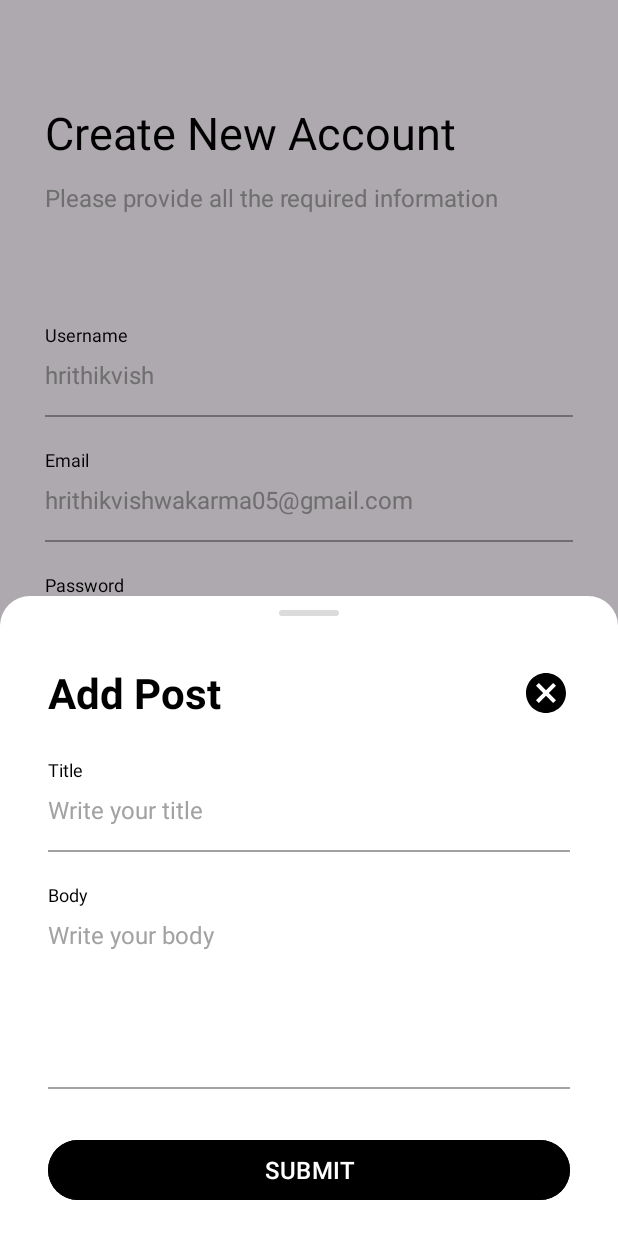
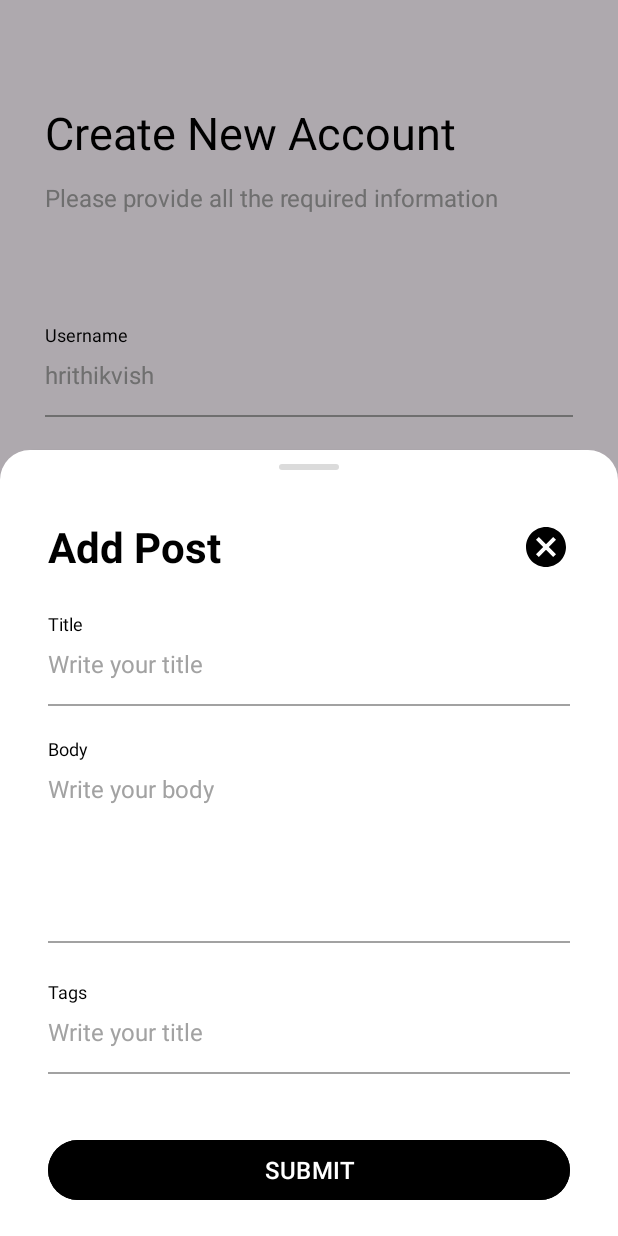
Before and after one commit to hrithikvish/Learning-MVVM-Posts-App, an Android app: the fragment AddPostBottomSheetDialogFragment placed in its activity, on a phone screen of 412 x 824 dp. Run offline under Robolectric (Android 15) with nearby library versions, the phone set to English and light mode, and no system bars; our stand-ins replace Dagger/Hilt's generated code; network calls fail; 2 statements that could not run were skipped.

Commit message:
Added Chip Group to add tags in Create Post Request

```diff
--- a/app/src/main/java/com/hrithikvish/mvvmpostsapp/model/postModel/PostRequest.kt
+++ b/app/src/main/java/com/hrithikvish/mvvmpostsapp/model/postModel/PostRequest.kt
@@ -3,5 +3,6 @@ package com.hrithikvish.mvvmpostsapp.model.postModel
 data class PostRequest(
     val userId: Int?,
     val title: String?,
-    val body: String?
+    val body: String?,
+    val tags: List<String>? = null
 )
--- a/app/src/main/res/layout/fragment_add_post_bottom_sheet_dialog.xml
+++ b/app/src/main/res/layout/fragment_add_post_bottom_sheet_dialog.xml
@@ -108,6 +108,44 @@
             android:layout_marginTop="16dp"
             android:background="@color/light_gray" />
 
+        <TextView
+            android:layout_width="wrap_content"
+            android:layout_height="wrap_content"
+            android:layout_marginTop="24dp"
+            android:text="@string/post_tags"
+            android:textColor="@color/black"
+            android:textSize="12sp" />
+
+        <EditText
+            android:id="@+id/tagsEdt"
+            android:layout_width="match_parent"
+            android:layout_height="wrap_content"
+            android:layout_marginTop="7dp"
+            android:background="@android:color/transparent"
+            android:hint="@string/txt_title_hint"
+            android:textColor="@color/black"
+            android:textColorHint="@color/light_gray"
+            android:textSize="16sp" />
+
+        <View
+            android:layout_width="match_parent"
+            android:layout_height="1dp"
+            android:layout_marginTop="16dp"
+            android:background="@color/light_gray" />
+
+        <HorizontalScrollView
+            android:layout_width="match_parent"
+            android:layout_marginTop="10dp"
+            android:layout_height="wrap_content">
+
+            <com.google.android.material.chip.ChipGroup
+                android:id="@+id/postTagsChipGroup"
+                android:layout_width="wrap_content"
+                android:layout_height="wrap_content"
+                app:singleLine="true" />
+
+        </HorizontalScrollView>
+
         <Button
             android:id="@+id/btn_submit"
             style="@style/Widget.Material3.Button"
--- a/app/src/main/res/values/strings.xml
+++ b/app/src/main/res/values/strings.xml
@@ -20,7 +20,9 @@
     <string name="txt_login">Login</string>
     <string name="txt_error_message">%1$S*</string>
     <string name="note_title">Title</string>
+    <string name="post_tags">Tags</string>
     <string name="txt_title_hint">Write your title</string>
+    <string name="txt_tags_hint">Enter your tags</string>
     <string name="txt_body">Body</string>
     <string name="txt_body_hint">Write your body</string>
     <string name="txt_submit">Submit</string>
--- a/app/src/main/res/values/themes.xml
+++ b/app/src/main/res/values/themes.xml
@@ -5,6 +5,7 @@
         <!-- <item name="colorPrimary">@color/my_light_primary</item> -->
         <item name="android:statusBarColor">@color/light_gray</item>
         <item name="materialAlertDialogTheme">@style/ThemeOverlay.App.MaterialAlertDialog</item>
+        <item name="chipStyle">@style/CustomActionChip</item>
     </style>
 
     <style name="Theme.MVVMNotesApp" parent="Base.Theme.MVVMNotesApp" />
@@ -26,4 +27,11 @@
         <item name="postSplashScreenTheme">@style/Theme.MVVMNotesApp</item>
     </style>
 
+    <style name="CustomActionChip" parent="Widget.MaterialComponents.Chip.Action">
+        <item name="chipBackgroundColor">@color/light_gray</item>
+        <item name="chipStrokeColor">@color/light_gray</item>
+        <item name="chipStrokeWidth">1dp</item>
+        <item name="android:textColor">@color/black</item>
+    </style>
+
 </resources>
```
Also changed, not shown: app/src/main/java/com/hrithikvish/mvvmpostsapp/AddPostBottomSheetDialogFragment.kt (+33 -1 lines), app/src/main/java/com/hrithikvish/mvvmpostsapp/util/ChipUtility.kt (added, +22 -0 lines).
